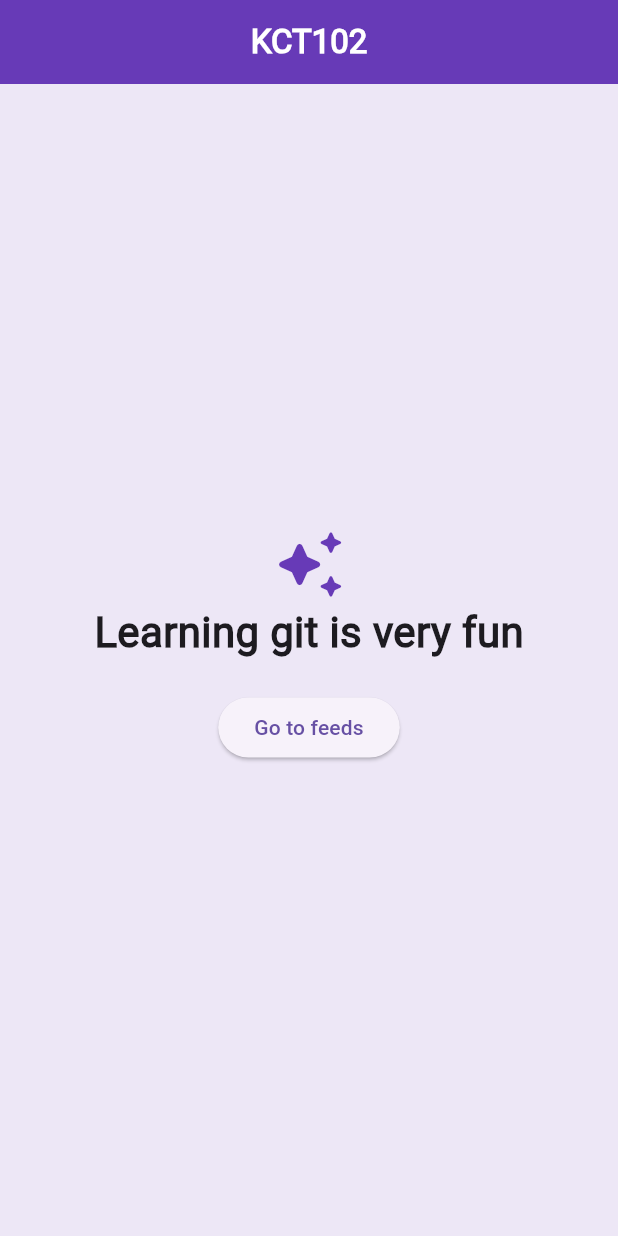
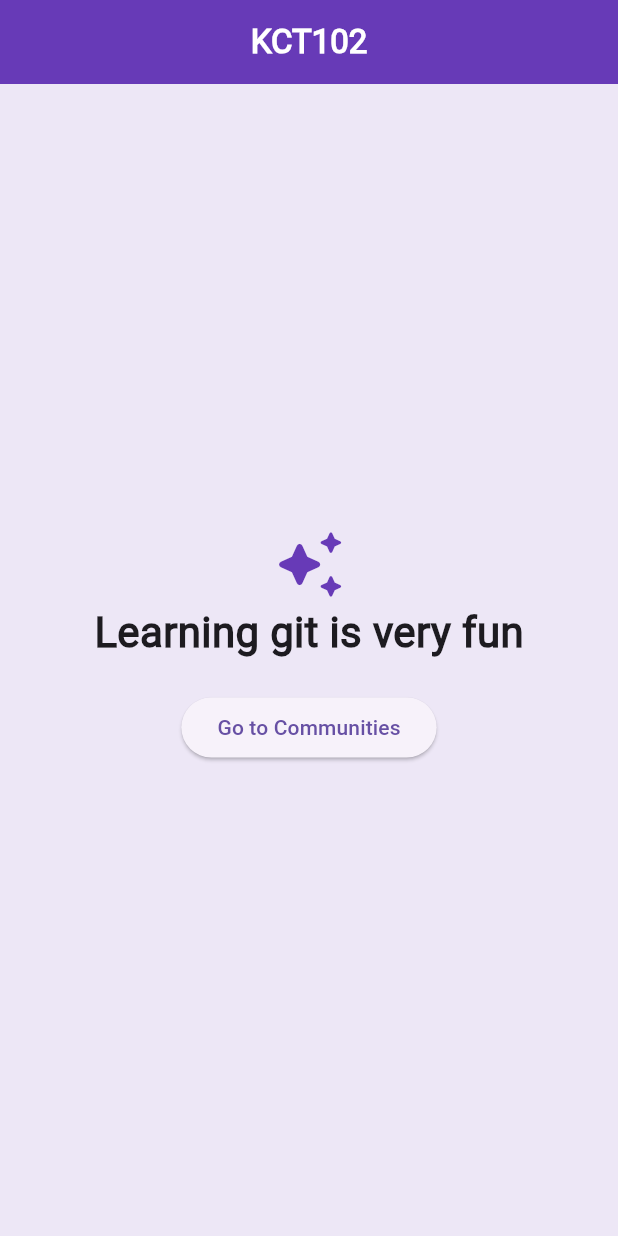
Before and after one commit to imfryad/flutter_course, a Flutter app: the screen it shows after launch, on a phone screen of 412 x 824 dp. Run offline on Flutter 3.47's test engine with Material 3 defaults, Android fonts, the phone set to English and light mode, and no system bars; our stand-ins replace go_router.

```diff
--- a/lib/communities_screen.dart
+++ b/lib/communities_screen.dart
@@ -27,7 +27,8 @@ class CommunitiesScreen extends StatelessWidget {
               padding: const EdgeInsets.all(20),
               child: ElevatedButton(
                   onPressed: () {
-                    context.goNamed('ProfileScreen');
+                    context
+                        .goNamed('ProfileScreen', pathParameters: {'id': '2'});
                   },
                   child: const Text('Go to your Profile')),
             )
--- a/lib/main.dart
+++ b/lib/main.dart
@@ -58,9 +58,10 @@ class HomeScreen extends StatelessWidget {
             child: Center(
               child: ElevatedButton(
                 onPressed: () {
-                  context.goNamed('CommunitiesScreen');
+                  context.goNamed('CommunitiesScreen',
+                      pathParameters: {'id': '1'});
                 },
-                child: const Text("Go to feeds"),
+                child: const Text("Go to Communities"),
               ),
             ),
           ),
--- a/lib/router/go_router.dart
+++ b/lib/router/go_router.dart
@@ -15,12 +15,12 @@ final router = GoRouter(
     ),
     GoRoute(
       name: 'CommunitiesScreen',
-      path: '/communitiesscreen',
+      path: '/communitiesscreen/:id',
       builder: (context, state) => const CommunitiesScreen(),
     ),
     GoRoute(
       name: 'ProfileScreen',
-      path: '/profilescreen',
+      path: '/profilescreen/:id',
       builder: (context, state) => const ProfileScreen(),
     ),
   ],
```
